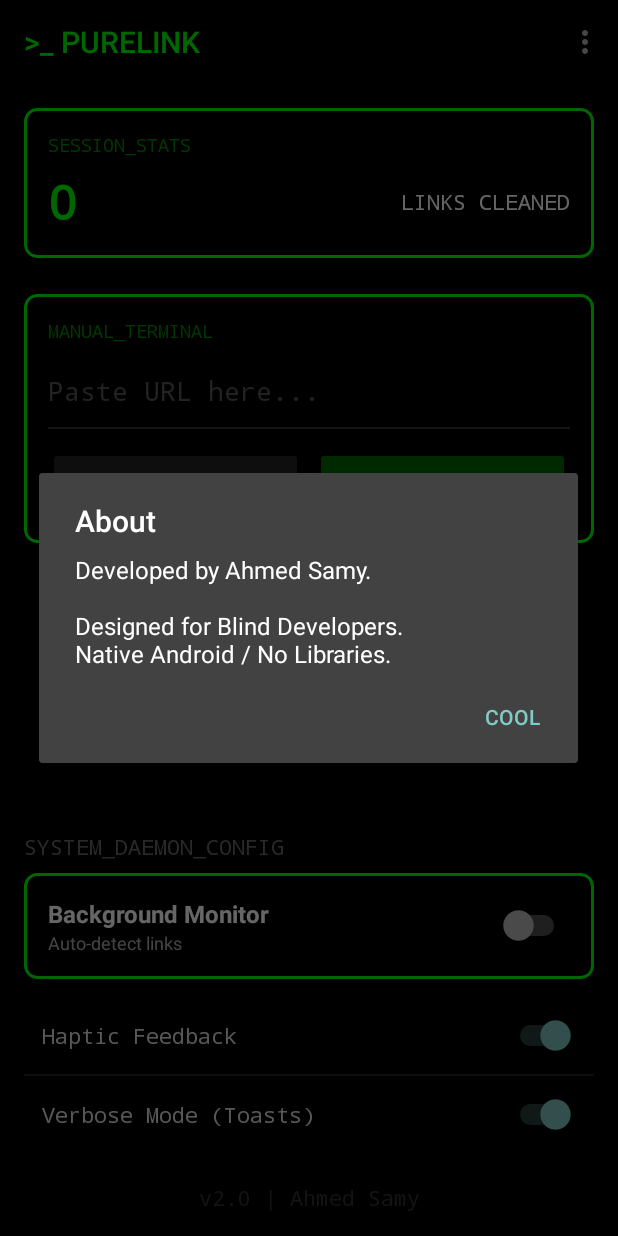
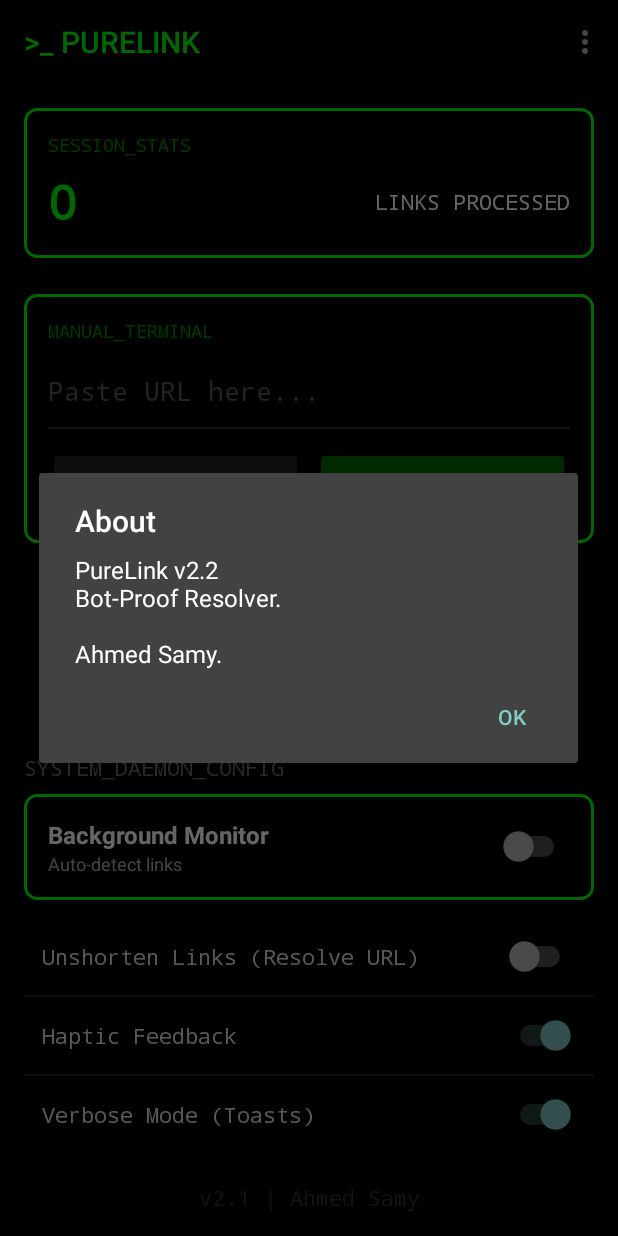
Before and after one commit to ahmedthebest31/PureLink-Android, an Android app: the screen it shows after launch (MainActivity), in the options menu, after a tap on "About Developer", on a phone screen of 412 x 824 dp. Run offline under Robolectric (Android 15) with nearby library versions, the light colour scheme and no system bars.

Commit message:
feat: add intelligent url unshortener and bypass bot protection
- Implement background URL resolution logic to expand shortened links (e.g., bit.ly).
- Add User-Agent spoofing to mimic desktop browsers and avoid server blocks.
- Enable `usesCleartextTraffic` in Manifest to support legacy HTTP redirects.
- Add UI toggle to enable/disable the unshortener feature.
- Optimize network calls with timeouts and error handling.

```diff
--- a/app/src/main/AndroidManifest.xml
+++ b/app/src/main/AndroidManifest.xml
@@ -7,7 +7,7 @@
     <uses-permission android:name="android.permission.BIND_ACCESSIBILITY_SERVICE"
         tools:ignore="ProtectedPermissions" />
 
-    <application
+    <application android:usesCleartextTraffic="true"
         android:allowBackup="true"
         android:icon="@android:drawable/sym_def_app_icon"
         android:label="PureLink"
--- a/app/src/main/java/com/ahmedsamy/MainActivity.kt
+++ b/app/src/main/java/com/ahmedsamy/MainActivity.kt
@@ -18,28 +18,32 @@
 import android.widget.Toast
 import androidx.appcompat.app.AppCompatActivity
 import androidx.appcompat.widget.Toolbar
+import java.net.HttpURLConnection
+import java.net.URL
+import kotlin.concurrent.thread
 
 class MainActivity : AppCompatActivity() {
 
     private lateinit var prefs: SharedPreferences
     private lateinit var txtStats: TextView
+    private lateinit var inputField: EditText
     private var cleanCount = 0
 
     override fun onCreate(savedInstanceState: Bundle?) {
         super.onCreate(savedInstanceState)
         setContentView(R.layout.activity_main)
 
-        // إعداد التولبار
         val toolbar = findViewById<Toolbar>(R.id.toolbar)
         setSupportActionBar(toolbar)
 
         prefs = getSharedPreferences("PureLinkPrefs", Context.MODE_PRIVATE)
         cleanCount = prefs.getInt("stats_count", 0)
 
-        val inputField = findViewById<EditText>(R.id.inputField)
+        inputField = findViewById(R.id.inputField)
         val btnPaste = findViewById<Button>(R.id.btnPaste)
         val btnClean = findViewById<Button>(R.id.btnClean)
         val switchService = findViewById<Switch>(R.id.switchService)
+        val switchUnshorten = findViewById<Switch>(R.id.switchUnshorten)
         val switchVibrate = findViewById<Switch>(R.id.switchVibrate)
         val switchToast = findViewById<Switch>(R.id.switchToast)
         val cardService = findViewById<LinearLayout>(R.id.cardService)
@@ -47,7 +51,7 @@
 
         updateStatsUI()
 
-        // استرجاع الإعدادات
+        switchUnshorten.isChecked = prefs.getBoolean("unshorten", false)
         switchVibrate.isChecked = prefs.getBoolean("vibrate", true)
         switchToast.isChecked = prefs.getBoolean("toast", true)
 
@@ -62,56 +66,106 @@
         btnClean.setOnClickListener {
             val text = inputField.text.toString()
             if (text.isNotEmpty()) {
-                val cleaned = cleanUrl(text)
-                inputField.setText(cleaned)
-                copyToClipboard(cleaned)
-                incrementStats()
-                Toast.makeText(this, "CLEANED & COPIED", Toast.LENGTH_SHORT).show()
+                val shouldUnshorten = switchUnshorten.isChecked
+                // التأكد إنه رابط عشان مانضيعش وقت
+                if (shouldUnshorten && text.contains("http")) {
+                    Toast.makeText(this, "Resolving URL... ⏳", Toast.LENGTH_SHORT).show()
+                    thread {
+                        val resolvedUrl = resolveUrl(text)
+                        val cleaned = cleanUrl(resolvedUrl)
+                        runOnUiThread {
+                            finalizeProcess(cleaned)
+                            if (resolvedUrl == text) {
+                                // لو الرابط متغيرش، عرف المستخدم
+                                Toast.makeText(this, "Could not expand URL (or it is original)", Toast.LENGTH_SHORT).show()
+                            }
+                        }
+                    }
+                } else {
+                    val cleaned = cleanUrl(text)
+                    finalizeProcess(cleaned)
+                }
             }
         }
 
         cardService.setOnClickListener { showExplanationDialog() }
         switchService.setOnClickListener {
             showExplanationDialog()
-            // التحقق المؤقت
             switchService.isChecked = isAccessibilityServiceEnabled()
         }
 
-        switchVibrate.setOnCheckedChangeListener { _, isChecked ->
-            prefs.edit().putBoolean("vibrate", isChecked).apply()
-        }
-        switchToast.setOnCheckedChangeListener { _, isChecked ->
-            prefs.edit().putBoolean("toast", isChecked).apply()
-        }
+        switchUnshorten.setOnCheckedChangeListener { _, isChecked -> prefs.edit().putBoolean("unshorten", isChecked).apply() }
+        switchVibrate.setOnCheckedChangeListener { _, isChecked -> prefs.edit().putBoolean("vibrate", isChecked).apply() }
+        switchToast.setOnCheckedChangeListener { _, isChecked -> prefs.edit().putBoolean("toast", isChecked).apply() }
 
-        // معالجة الـ Intent (Share & Process Text)
         handleIncomingIntent(intent)
     }
 
-    override fun onNewIntent(intent: Intent?) {
-        super.onNewIntent(intent)
-        handleIncomingIntent(intent)
+    private fun finalizeProcess(cleanedText: String) {
+        inputField.setText(cleanedText)
+        copyToClipboard(cleanedText)
+        incrementStats()
+        Toast.makeText(this, "DONE! 🚀", Toast.LENGTH_SHORT).show()
     }
+
+    // الدالة المحسنة لفك الروابط (مع التنكر)
+    private fun resolveUrl(shortUrl: String): String {
+        try {
+            var urlStr = shortUrl.trim()
+            if (!urlStr.startsWith("http")) urlStr = "https://" + urlStr
+
+            val url = URL(urlStr)
+            val connection = url.openConnection() as HttpURLConnection
+
+            // 1. التنكر كمتصفح ديسكتوب عشان السيرفر يحترمنا
+            connection.setRequestProperty("User-Agent", "Mozilla/5.0 (Windows NT 10.0; Win64; x64) AppleWebKit/537.36 (KHTML, like Gecko) Chrome/91.0.4472.124 Safari/537.36")
+
+            // 2. تتبع التحويلات
+            connection.instanceFollowRedirects = false // هنتبعها يدوياً لو احتجنا، أو نخليها true بس الـ UserAgent هو الأهم
+            connection.connectTimeout = 8000 // زودنا الوقت لـ 8 ثواني
+            connection.readTimeout = 8000
+
+            // خدعة: لو الموقع مرجعش رابط جديد، يبقى هو الرابط الأصلي
+            // بنستخدم GET بدل HEAD عشان بعض المواقع بترفض HEAD
+            connection.requestMethod = "GET"
+            connection.connect()
+
+            var expandedUrl = connection.getHeaderField("Location")
+            if (expandedUrl == null) {
+                expandedUrl = connection.url.toString()
+            }
+
+            connection.disconnect()
+
+            // لو الرابط الجديد نسبي (بيبدأ بـ /) نركبه على الدومين الأصلي
+            if (expandedUrl.startsWith("/")) {
+                 expandedUrl = "https://" + url.host + expandedUrl
+            }
+
+            return if (expandedUrl.isNotEmpty()) expandedUrl else shortUrl
+
+        } catch (e: Exception) {
+            e.printStackTrace()
+            return shortUrl // لو فشل، رجع القديم
+        }
+    }
+
+    // باقي الدوال المساعدة...
+    private fun isUrl(text: String): Boolean { return text.contains(".") && (text.startsWith("http") || text.contains("www")) }
+
+    override fun onNewIntent(intent: Intent?) { super.onNewIntent(intent); handleIncomingIntent(intent) }
 
     private fun handleIncomingIntent(intent: Intent?) {
         if (intent == null) return
-
         val action = intent.action
         val type = intent.type
-
         if (Intent.ACTION_SEND == action && type == "text/plain") {
             val sharedText = intent.getStringExtra(Intent.EXTRA_TEXT)
-            if (sharedText != null) {
-                processAndFinish(sharedText)
-            }
+            if (sharedText != null) processAndFinish(sharedText)
         }
-
         if (Intent.ACTION_PROCESS_TEXT == action && type == "text/plain") {
-            val sharedText = intent.getStringExtra(Intent.EXTRA_PROCESS_TEXT) ?:
-                             intent.getStringExtra(Intent.EXTRA_TEXT)
-            if (sharedText != null) {
-                processAndFinish(sharedText)
-            }
+            val sharedText = intent.getStringExtra(Intent.EXTRA_PROCESS_TEXT) ?: intent.getStringExtra(Intent.EXTRA_TEXT)
+            if (sharedText != null) processAndFinish(sharedText)
         }
     }
 
@@ -119,58 +173,30 @@
         val cleaned = cleanUrl(text)
         copyToClipboard(cleaned)
         incrementStats()
-        Toast.makeText(this, "PureLink: Cleaned & Copied! 🚀", Toast.LENGTH_LONG).show()
-        // وضع النص في الواجهة للمشاهدة
-        findViewById<EditText>(R.id.inputField).setText(cleaned)
+        Toast.makeText(this, "Cleaned & Copied!", Toast.LENGTH_LONG).show()
+        inputField.setText(cleaned)
     }
 
-    override fun onCreateOptionsMenu(menu: Menu?): Boolean {
-        menuInflater.inflate(R.menu.main_menu, menu)
-        return true
-    }
+    override fun onCreateOptionsMenu(menu: Menu?): Boolean { menuInflater.inflate(R.menu.main_menu, menu); return true }
 
     override fun onOptionsItemSelected(item: MenuItem): Boolean {
         when (item.itemId) {
-            R.id.action_about -> {
-                AlertDialog.Builder(this)
-                    .setTitle("About")
-                    .setMessage("Developed by Ahmed Samy.\n\nDesigned for Blind Developers.\nNative Android / No Libraries.")
-                    .setPositiveButton("Cool", null)
-                    .show()
-            }
-            R.id.action_stats -> {
-                // استخدام الجمع النصي لتجنب مشاكل علامة الدولار في السكريبت
-                val msg = "Total Links Cleaned: " + cleanCount
-                Toast.makeText(this, msg, Toast.LENGTH_SHORT).show()
-            }
+            R.id.action_about -> { AlertDialog.Builder(this).setTitle("About").setMessage("PureLink v2.2\nBot-Proof Resolver.\n\nAhmed Samy.").setPositiveButton("OK", null).show() }
+            R.id.action_stats -> { Toast.makeText(this, "Total: " + cleanCount, Toast.LENGTH_SHORT).show() }
         }
         return true
     }
 
-    override fun onResume() {
-        super.onResume()
-        val switchService = findViewById<Switch>(R.id.switchService)
-        switchService.isChecked = isAccessibilityServiceEnabled()
-    }
+    override fun onResume() { super.onResume(); findViewById<Switch>(R.id.switchService).isChecked = isAccessibilityServiceEnabled() }
 
     private fun showExplanationDialog() {
         if (!isAccessibilityServiceEnabled()) {
-            AlertDialog.Builder(this)
-                .setTitle(R.string.accessibility_title)
-                .setMessage(R.string.accessibility_desc)
-                .setPositiveButton(R.string.ok) { _, _ ->
-                    startActivity(Intent(Settings.ACTION_ACCESSIBILITY_SETTINGS))
-                }
-                .setNegativeButton(R.string.cancel, null)
-                .show()
-        } else {
-            Toast.makeText(this, "Monitor is Active ✅", Toast.LENGTH_SHORT).show()
-        }
+            AlertDialog.Builder(this).setTitle(R.string.accessibility_title).setMessage(R.string.accessibility_desc).setPositiveButton(R.string.ok) { _, _ -> startActivity(Intent(Settings.ACTION_ACCESSIBILITY_SETTINGS)) }.setNegativeButton(R.string.cancel, null).show()
+        } else { Toast.makeText(this, "Monitor Active", Toast.LENGTH_SHORT).show() }
     }
 
     private fun isAccessibilityServiceEnabled(): Boolean {
         val prefString = Settings.Secure.getString(contentResolver, Settings.Secure.ENABLED_ACCESSIBILITY_SERVICES)
-        // بناء اسم الخدمة يدوياً لتجنب مشاكل الترمنال
         val serviceId = packageName + "/" + packageName + ".ClipboardService"
         return prefString != null && prefString.contains(serviceId)
     }
@@ -180,23 +206,14 @@
         clipboard.setPrimaryClip(ClipData.newPlainText("Cleaned", text))
     }
 
-    private fun incrementStats() {
-        cleanCount++
-        prefs.edit().putInt("stats_count", cleanCount).apply()
-        updateStatsUI()
-    }
-
-    private fun updateStatsUI() {
-        txtStats.text = cleanCount.toString()
-    }
+    private fun incrementStats() { cleanCount++; prefs.edit().putInt("stats_count", cleanCount).apply(); updateStatsUI() }
+    private fun updateStatsUI() { txtStats.text = cleanCount.toString() }
 
     private fun cleanUrl(url: String): String {
         var result = url
         val trackingPattern = Regex("([?&](utm_[^=&]+|fbclid|gclid|ref|s|si)=[^&]*)")
         result = trackingPattern.replace(result, "")
-        if (result.endsWith("?") || result.endsWith("&")) {
-            result = result.dropLast(1)
-        }
+        if (result.endsWith("?") || result.endsWith("&")) result = result.dropLast(1)
         return result
     }
 }
--- a/app/src/main/res/layout/activity_main.xml
+++ b/app/src/main/res/layout/activity_main.xml
@@ -1,11 +1,11 @@
 <?xml version="1.0" encoding="utf-8"?>
 <LinearLayout xmlns:android="http://schemas.android.com/apk/res/android"
     xmlns:app="http://schemas.android.com/apk/res-auto"
-    android:fitsSystemWindows="true"
     android:layout_width="match_parent"
     android:layout_height="match_parent"
     android:orientation="vertical"
-    android:background="#000000">
+    android:background="#000000"
+    android:fitsSystemWindows="true">
 
     <androidx.appcompat.widget.Toolbar
         android:id="@+id/toolbar"
@@ -64,7 +64,7 @@
                     <TextView
                         android:layout_width="wrap_content"
                         android:layout_height="wrap_content"
-                        android:text="LINKS CLEANED"
+                        android:text="LINKS PROCESSED"
                         android:textColor="#FFFFFF"
                         android:typeface="monospace"/>
                 </LinearLayout>
@@ -125,10 +125,7 @@
                 </LinearLayout>
             </LinearLayout>
 
-            <Space
-                android:layout_width="match_parent"
-                android:layout_height="0dp"
-                android:layout_weight="1" />
+            <Space android:layout_width="match_parent" android:layout_height="0dp" android:layout_weight="1" />
 
             <TextView
                 android:layout_width="match_parent"
@@ -182,6 +179,17 @@
                     android:layout_height="wrap_content"
                     android:padding="12dp"
                     android:gravity="center_vertical">
+                    <TextView android:layout_width="0dp" android:layout_weight="1" android:layout_height="wrap_content" android:text="Unshorten Links (Resolve URL)" android:textColor="#DDDDDD" android:typeface="monospace"/>
+                    <Switch android:id="@+id/switchUnshorten" android:layout_width="wrap_content" android:layout_height="wrap_content"/>
+                </LinearLayout>
+
+                <View android:layout_width="match_parent" android:layout_height="1dp" android:background="#222222"/>
+
+                <LinearLayout
+                    android:layout_width="match_parent"
+                    android:layout_height="wrap_content"
+                    android:padding="12dp"
+                    android:gravity="center_vertical">
                     <TextView android:layout_width="0dp" android:layout_weight="1" android:layout_height="wrap_content" android:text="Haptic Feedback" android:textColor="#DDDDDD" android:typeface="monospace"/>
                     <Switch android:id="@+id/switchVibrate" android:layout_width="wrap_content" android:layout_height="wrap_content"/>
                 </LinearLayout>
@@ -201,7 +209,7 @@
             <TextView
                 android:layout_width="match_parent"
                 android:layout_height="wrap_content"
-                android:text="v2.0 | Ahmed Samy"
+                android:text="v2.1 | Ahmed Samy"
                 android:gravity="center"
                 android:textColor="#333333"
                 android:typeface="monospace"
```
